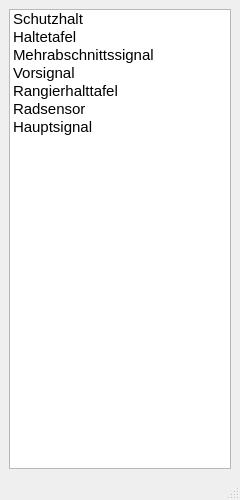
The window that AutoCADDB/iconslist.ui (DB-Netz-AutomatedPlanning/AutoPlan-QT) describes before a commit, drawn with Qt 5.
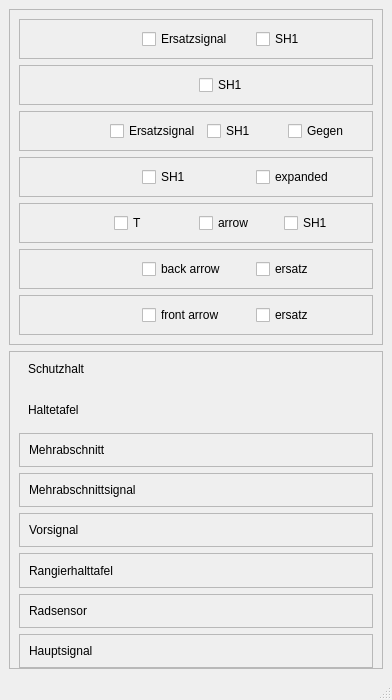
The same window after the commit. Icons and pictures are not drawn.

Commit message: draggable icons - svg generate and drag on same dialouge box

```diff
--- a/AutoCADDB/iconslist.ui
+++ b/AutoCADDB/iconslist.ui
@@ -6,12 +6,12 @@
    <rect>
     <x>0</x>
     <y>0</y>
-    <width>240</width>
-    <height>500</height>
+    <width>392</width>
+    <height>700</height>
    </rect>
   </property>
   <property name="sizePolicy">
-   <sizepolicy hsizetype="Fixed" vsizetype="Fixed">
+   <sizepolicy hsizetype="Preferred" vsizetype="Fixed">
     <horstretch>0</horstretch>
     <verstretch>0</verstretch>
    </sizepolicy>
@@ -19,13 +19,13 @@
   <property name="minimumSize">
    <size>
     <width>240</width>
-    <height>500</height>
+    <height>700</height>
    </size>
   </property>
   <property name="maximumSize">
    <size>
     <width>500</width>
-    <height>1000</height>
+    <height>700</height>
    </size>
   </property>
   <property name="windowTitle">
@@ -33,95 +33,552 @@
   </property>
   <widget class="QWidget" name="centralwidget">
    <layout class="QGridLayout" name="gridLayout">
-    <item row="0" column="0">
-     <widget class="QListWidget" name="listWidget">
-      <property name="font">
-       <font>
-        <pointsize>11</pointsize>
-       </font>
-      </property>
-      <property name="iconSize">
+    <item row="1" column="0">
+     <widget class="QFrame" name="frame">
+      <property name="minimumSize">
        <size>
-        <width>30</width>
-        <height>30</height>
+        <width>0</width>
+        <height>0</height>
        </size>
       </property>
-      <item>
-       <property name="text">
-        <string>Schutzhalt</string>
+      <property name="frameShape">
+       <enum>QFrame::StyledPanel</enum>
+      </property>
+      <property name="frameShadow">
+       <enum>QFrame::Raised</enum>
+      </property>
+      <layout class="QVBoxLayout" name="verticalLayout">
+       <property name="topMargin">
+        <number>0</number>
        </property>
-       <property name="icon">
-        <iconset>
-         <normalon>:/icons/assets/fifteenSvgs/Schutzhalt.svg</normalon>
-        </iconset>
+       <property name="bottomMargin">
+        <number>0</number>
        </property>
-      </item>
-      <item>
-       <property name="text">
-        <string>Haltetafel</string>
-       </property>
-       <property name="icon">
-        <iconset>
-         <normalon>:/icons/assets/fifteenSvgs/Haltetafel.svg</normalon>
-        </iconset>
-       </property>
-      </item>
-      <item>
-       <property name="text">
-        <string>Mehrabschnittssignal</string>
-       </property>
-       <property name="icon">
-        <iconset>
-         <normalon>:/icons/assets/fifteenSvgs/hauptsignalmain.svg</normalon>
-        </iconset>
-       </property>
-      </item>
-      <item>
-       <property name="text">
-        <string>Vorsignal</string>
-       </property>
-       <property name="icon">
-        <iconset>
-         <normalon>:/icons/assets/fifteenSvgs/vorsignal.svg</normalon>
-        </iconset>
-       </property>
-       <property name="flags">
-        <set>ItemIsSelectable|ItemIsEditable|ItemIsDragEnabled|ItemIsDropEnabled|ItemIsUserCheckable|ItemIsEnabled</set>
-       </property>
-      </item>
-      <item>
-       <property name="text">
-        <string>Rangierhalttafel</string>
-       </property>
-       <property name="icon">
-        <iconset>
-         <normalon>:/icons/assets/fifteenSvgs/Rangierhalttafel.svg</normalon>
-        </iconset>
-       </property>
-      </item>
-      <item>
-       <property name="text">
-        <string>Radsensor</string>
-       </property>
-       <property name="icon">
-        <iconset>
-         <normalon>:/icons/assets/fifteenSvgs/Radsensor.svg</normalon>
-        </iconset>
-       </property>
-      </item>
-      <item>
-       <property name="text">
-        <string>Hauptsignal</string>
-       </property>
-       <property name="icon">
-        <iconset>
-         <normalon>:/icons/assets/fifteenSvgs/Hauptsignal.svg</normalon>
-        </iconset>
-       </property>
-       <property name="flags">
-        <set>ItemIsSelectable|ItemIsEditable|ItemIsDragEnabled|ItemIsDropEnabled|ItemIsUserCheckable|ItemIsEnabled</set>
-       </property>
-      </item>
+       <item>
+        <widget class="QWidget" name="widget" native="true">
+         <layout class="QHBoxLayout" name="horizontalLayout">
+          <property name="topMargin">
+           <number>2</number>
+          </property>
+          <property name="bottomMargin">
+           <number>2</number>
+          </property>
+          <item>
+           <widget class="QLabel" name="label_2">
+            <property name="text">
+             <string>Schutzhalt</string>
+            </property>
+           </widget>
+          </item>
+          <item>
+           <widget class="QLabel" name="label">
+            <property name="minimumSize">
+             <size>
+              <width>10</width>
+              <height>10</height>
+             </size>
+            </property>
+            <property name="text">
+             <string/>
+            </property>
+            <property name="pixmap">
+             <pixmap resource="resources.qrc">:/icons/assets/smallSvgs/Schutzhalt.svg</pixmap>
+            </property>
+           </widget>
+          </item>
+         </layout>
+        </widget>
+       </item>
+       <item>
+        <widget class="QWidget" name="widget_2" native="true">
+         <layout class="QHBoxLayout" name="horizontalLayout_2">
+          <property name="topMargin">
+           <number>2</number>
+          </property>
+          <property name="bottomMargin">
+           <number>2</number>
+          </property>
+          <item>
+           <widget class="QLabel" name="label_4">
+            <property name="text">
+             <string>Haltetafel</string>
+            </property>
+           </widget>
+          </item>
+          <item>
+           <widget class="QLabel" name="label_3">
+            <property name="text">
+             <string/>
+            </property>
+            <property name="pixmap">
+             <pixmap resource="resources.qrc">:/icons/assets/smallSvgs/Haltetafel.svg</pixmap>
+            </property>
+           </widget>
+          </item>
+         </layout>
+        </widget>
+       </item>
+       <item>
+        <widget class="QFrame" name="frame_2">
+         <property name="frameShape">
+          <enum>QFrame::StyledPanel</enum>
+         </property>
+         <property name="frameShadow">
+          <enum>QFrame::Raised</enum>
+         </property>
+         <layout class="QHBoxLayout" name="horizontalLayout_3">
+          <property name="topMargin">
+           <number>2</number>
+          </property>
+          <property name="bottomMargin">
+           <number>2</number>
+          </property>
+          <item>
+           <widget class="QLabel" name="label_6">
+            <property name="text">
+             <string>Mehrabschnitt</string>
+            </property>
+           </widget>
+          </item>
+          <item>
+           <widget class="QLabel" name="label_5">
+            <property name="text">
+             <string/>
+            </property>
+            <property name="pixmap">
+             <pixmap resource="resources.qrc">:/icons/assets/smallSvgs/mehra.svg</pixmap>
+            </property>
+           </widget>
+          </item>
+         </layout>
+        </widget>
+       </item>
+       <item>
+        <widget class="QFrame" name="frame_3">
+         <property name="frameShape">
+          <enum>QFrame::StyledPanel</enum>
+         </property>
+         <property name="frameShadow">
+          <enum>QFrame::Raised</enum>
+         </property>
+         <layout class="QHBoxLayout" name="horizontalLayout_4">
+          <property name="topMargin">
+           <number>2</number>
+          </property>
+          <property name="bottomMargin">
+           <number>2</number>
+          </property>
+          <item>
+           <widget class="QLabel" name="label_8">
+            <property name="text">
+             <string>Mehrabschnittsignal</string>
+            </property>
+           </widget>
+          </item>
+          <item>
+           <widget class="QLabel" name="label_7">
+            <property name="text">
+             <string/>
+            </property>
+            <property name="pixmap">
+             <pixmap resource="resources.qrc">:/icons/assets/smallSvgs/Mehrabschnittsignal.svg</pixmap>
+            </property>
+           </widget>
+          </item>
+         </layout>
+        </widget>
+       </item>
+       <item>
+        <widget class="QFrame" name="frame_4">
+         <property name="frameShape">
+          <enum>QFrame::StyledPanel</enum>
+         </property>
+         <property name="frameShadow">
+          <enum>QFrame::Raised</enum>
+         </property>
+         <layout class="QHBoxLayout" name="horizontalLayout_5">
+          <property name="topMargin">
+           <number>2</number>
+          </property>
+          <property name="bottomMargin">
+           <number>2</number>
+          </property>
+          <item>
+           <widget class="QLabel" name="label_10">
+            <property name="text">
+             <string>Vorsignal</string>
+            </property>
+           </widget>
+          </item>
+          <item>
+           <widget class="QLabel" name="label_9">
+            <property name="text">
+             <string/>
+            </property>
+            <property name="pixmap">
+             <pixmap resource="resources.qrc">:/icons/assets/smallSvgs/vorsignal.svg</pixmap>
+            </property>
+           </widget>
+          </item>
+         </layout>
+        </widget>
+       </item>
+       <item>
+        <widget class="QFrame" name="frame_5">
+         <property name="frameShape">
+          <enum>QFrame::StyledPanel</enum>
+         </property>
+         <property name="frameShadow">
+          <enum>QFrame::Raised</enum>
+         </property>
+         <layout class="QHBoxLayout" name="horizontalLayout_6">
+          <property name="topMargin">
+           <number>2</number>
+          </property>
+          <property name="bottomMargin">
+           <number>2</number>
+          </property>
+          <item>
+           <widget class="QLabel" name="label_12">
+            <property name="text">
+             <string>Rangierhalttafel</string>
+            </property>
+           </widget>
+          </item>
+          <item>
+           <widget class="QLabel" name="label_11">
+            <property name="text">
+             <string/>
+            </property>
+            <property name="pixmap">
+             <pixmap resource="resources.qrc">:/icons/assets/smallSvgs/Ragierhalttafel.svg</pixmap>
+            </property>
+           </widget>
+          </item>
+         </layout>
+        </widget>
+       </item>
+       <item>
+        <widget class="QFrame" name="frame_6">
+         <property name="frameShape">
+          <enum>QFrame::StyledPanel</enum>
+         </property>
+         <property name="frameShadow">
+          <enum>QFrame::Raised</enum>
+         </property>
+         <layout class="QHBoxLayout" name="horizontalLayout_7">
+          <property name="topMargin">
+           <number>2</number>
+          </property>
+          <property name="bottomMargin">
+           <number>2</number>
+          </property>
+          <item>
+           <widget class="QLabel" name="label_14">
+            <property name="text">
+             <string>Radsensor</string>
+            </property>
+           </widget>
+          </item>
+          <item>
+           <widget class="QLabel" name="label_13">
+            <property name="text">
+             <string/>
+            </property>
+            <property name="pixmap">
+             <pixmap resource="resources.qrc">:/icons/assets/smallSvgs/Radsensor.svg</pixmap>
+            </property>
+           </widget>
+          </item>
+         </layout>
+        </widget>
+       </item>
+       <item>
+        <widget class="QFrame" name="frame_7">
+         <property name="frameShape">
+          <enum>QFrame::StyledPanel</enum>
+         </property>
+         <property name="frameShadow">
+          <enum>QFrame::Raised</enum>
+         </property>
+         <layout class="QHBoxLayout" name="horizontalLayout_8">
+          <property name="topMargin">
+           <number>2</number>
+          </property>
+          <property name="bottomMargin">
+           <number>2</number>
+          </property>
+          <item>
+           <widget class="QLabel" name="label_16">
+            <property name="text">
+             <string>Hauptsignal</string>
+            </property>
+           </widget>
+          </item>
+          <item>
+           <widget class="QLabel" name="label_15">
+            <property name="text">
+             <string/>
+            </property>
+            <property name="pixmap">
+             <pixmap resource="resources.qrc">:/icons/assets/smallSvgs/Hauptsignal.svg</pixmap>
+            </property>
+           </widget>
+          </item>
+         </layout>
+        </widget>
+       </item>
+      </layout>
+     </widget>
+    </item>
+    <item row="0" column="0">
+     <widget class="QFrame" name="frame_8">
+      <property name="frameShape">
+       <enum>QFrame::StyledPanel</enum>
+      </property>
+      <property name="frameShadow">
+       <enum>QFrame::Raised</enum>
+      </property>
+      <layout class="QVBoxLayout" name="verticalLayout_2">
+       <item>
+        <widget class="QFrame" name="frame_9">
+         <property name="frameShape">
+          <enum>QFrame::StyledPanel</enum>
+         </property>
+         <property name="frameShadow">
+          <enum>QFrame::Raised</enum>
+         </property>
+         <layout class="QHBoxLayout" name="horizontalLayout_9">
+          <item>
+           <widget class="QLabel" name="label_21">
+            <property name="text">
+             <string/>
+            </property>
+           </widget>
+          </item>
+          <item>
+           <widget class="QCheckBox" name="checkBox">
+            <property name="text">
+             <string>Ersatzsignal</string>
+            </property>
+           </widget>
+          </item>
+          <item>
+           <widget class="QCheckBox" name="sh1">
+            <property name="text">
+             <string>SH1</string>
+            </property>
+           </widget>
+          </item>
+         </layout>
+        </widget>
+       </item>
+       <item>
+        <widget class="QFrame" name="frame_10">
+         <property name="frameShape">
+          <enum>QFrame::StyledPanel</enum>
+         </property>
+         <property name="frameShadow">
+          <enum>QFrame::Raised</enum>
+         </property>
+         <layout class="QHBoxLayout" name="horizontalLayout_10">
+          <item>
+           <widget class="QLabel" name="lbl_mehra">
+            <property name="text">
+             <string/>
+            </property>
+           </widget>
+          </item>
+          <item>
+           <widget class="QCheckBox" name="sh1_mehra">
+            <property name="text">
+             <string>SH1</string>
+            </property>
+           </widget>
+          </item>
+         </layout>
+        </widget>
+       </item>
+       <item>
+        <widget class="QFrame" name="frame_11">
+         <property name="frameShape">
+          <enum>QFrame::StyledPanel</enum>
+         </property>
+         <property name="frameShadow">
+          <enum>QFrame::Raised</enum>
+         </property>
+         <layout class="QHBoxLayout" name="horizontalLayout_11">
+          <item>
+           <widget class="QLabel" name="lbl_shrim">
+            <property name="text">
+             <string/>
+            </property>
+           </widget>
+          </item>
+          <item>
+           <widget class="QCheckBox" name="chk_ersatz">
+            <property name="text">
+             <string>Ersatzsignal</string>
+            </property>
+           </widget>
+          </item>
+          <item>
+           <widget class="QCheckBox" name="chk_shrimsh1">
+            <property name="text">
+             <string>SH1</string>
+            </property>
+           </widget>
+          </item>
+          <item>
+           <widget class="QCheckBox" name="chk_gegen">
+            <property name="text">
+             <string>Gegen</string>
+            </property>
+           </widget>
+          </item>
+         </layout>
+        </widget>
+       </item>
+       <item>
+        <widget class="QFrame" name="frame_12">
+         <property name="frameShape">
+          <enum>QFrame::StyledPanel</enum>
+         </property>
+         <property name="frameShadow">
+          <enum>QFrame::Raised</enum>
+         </property>
+         <layout class="QHBoxLayout" name="horizontalLayout_12">
+          <item>
+           <widget class="QLabel" name="lbl_expanded">
+            <property name="text">
+             <string/>
+            </property>
+           </widget>
+          </item>
+          <item>
+           <widget class="QCheckBox" name="chc_sh1exp">
+            <property name="text">
+             <string>SH1</string>
+            </property>
+           </widget>
+          </item>
+          <item>
+           <widget class="QCheckBox" name="chk_exp">
+            <property name="text">
+             <string>expanded</string>
+            </property>
+           </widget>
+          </item>
+         </layout>
+        </widget>
+       </item>
+       <item>
+        <widget class="QFrame" name="frame_13">
+         <property name="frameShape">
+          <enum>QFrame::StyledPanel</enum>
+         </property>
+         <property name="frameShadow">
+          <enum>QFrame::Raised</enum>
+         </property>
+         <layout class="QHBoxLayout" name="horizontalLayout_13">
+          <item>
+           <widget class="QLabel" name="lbl_stump">
+            <property name="text">
+             <string/>
+            </property>
+           </widget>
+          </item>
+          <item>
+           <widget class="QCheckBox" name="chk_T">
+            <property name="text">
+             <string>T</string>
+            </property>
+           </widget>
+          </item>
+          <item>
+           <widget class="QCheckBox" name="chk_stumpA">
+            <property name="text">
+             <string>arrow</string>
+            </property>
+           </widget>
+          </item>
+          <item>
+           <widget class="QCheckBox" name="chk_sh1stump">
+            <property name="text">
+             <string>SH1</string>
+            </property>
+           </widget>
+          </item>
+         </layout>
+        </widget>
+       </item>
+       <item>
+        <widget class="QFrame" name="frame_14">
+         <property name="frameShape">
+          <enum>QFrame::StyledPanel</enum>
+         </property>
+         <property name="frameShadow">
+          <enum>QFrame::Raised</enum>
+         </property>
+         <layout class="QHBoxLayout" name="horizontalLayout_14">
+          <item>
+           <widget class="QLabel" name="lbl_vorsignal">
+            <property name="text">
+             <string/>
+            </property>
+           </widget>
+          </item>
+          <item>
+           <widget class="QCheckBox" name="chk_backArrow">
+            <property name="text">
+             <string>back arrow</string>
+            </property>
+           </widget>
+          </item>
+          <item>
+           <widget class="QCheckBox" name="chk_backerstaz">
+            <property name="text">
+             <string>ersatz</string>
+            </property>
+           </widget>
+          </item>
+         </layout>
+        </widget>
+       </item>
+       <item>
+        <widget class="QFrame" name="frame_15">
+         <property name="frameShape">
+          <enum>QFrame::StyledPanel</enum>
+         </property>
+         <property name="frameShadow">
+          <enum>QFrame::Raised</enum>
+         </property>
+         <layout class="QHBoxLayout" name="horizontalLayout_15">
+          <item>
+           <widget class="QLabel" name="lbl_rightSignal">
+            <property name="text">
+             <string/>
+            </property>
+           </widget>
+          </item>
+          <item>
+           <widget class="QCheckBox" name="chk_frontarrow">
+            <property name="text">
+             <string>front arrow</string>
+            </property>
+           </widget>
+          </item>
+          <item>
+           <widget class="QCheckBox" name="chk_ersatzRght">
+            <property name="text">
+             <string>ersatz</string>
+            </property>
+           </widget>
+          </item>
+         </layout>
+        </widget>
+       </item>
+      </layout>
      </widget>
     </item>
    </layout>
```
Left out of the diff: 6 changed lines with no effect on the pictures. The commit also changes 65 other files.
